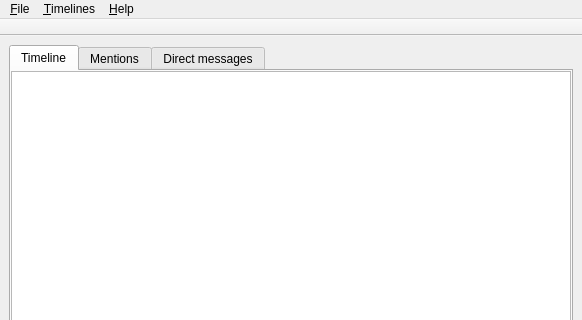
Before: the Qt Designer form src/ui/mainWindow.ui in pztrn/qtdenter-old, drawn with Qt 5; both pictures show x 0 to 582 and y 0 to 320 of the 582 by 790 pixel window.
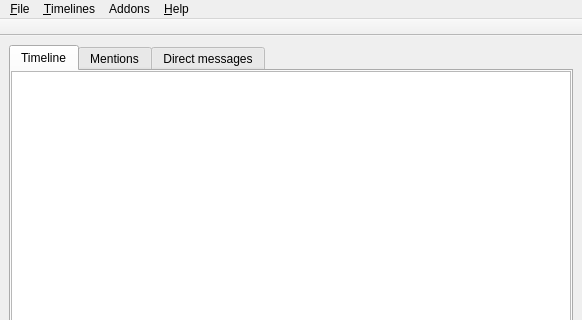
After: the same form once the commit is applied.

What changed in the file:
```diff
--- a/src/ui/mainWindow.ui
+++ b/src/ui/mainWindow.ui
@@ -364,8 +364,15 @@
     <addaction name="separator"/>
     <addaction name="action_About_Denter"/>
    </widget>
+   <widget class="QMenu" name="menuAddons">
+    <property name="title">
+     <string>Addons</string>
+    </property>
+    <addaction name="actionSpam_Music_data"/>
+   </widget>
    <addaction name="menu_File"/>
    <addaction name="menu_Timelines"/>
+   <addaction name="menuAddons"/>
    <addaction name="menu_Help"/>
   </widget>
   <widget class="QStatusBar" name="statusbar"/>
```
Left out of the diff: 5 changed lines with no effect on the pictures.
